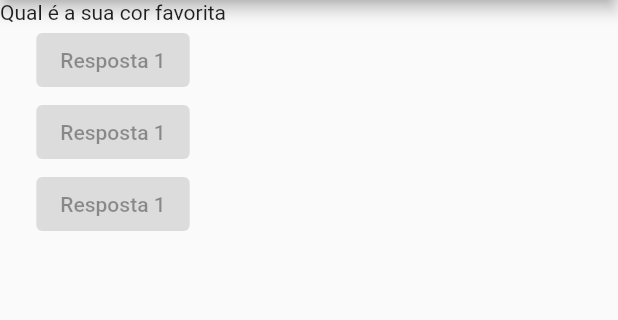
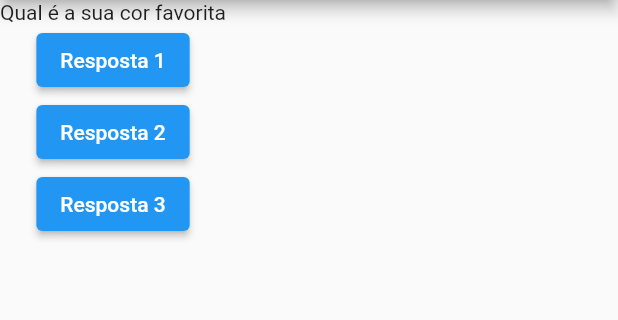
Before and after one commit to JeanCamargoReal/perguntas, a Flutter app: the screen it shows after launch, on a phone screen of 412 x 824 dp, the part 84-404 px from its top. Run offline on Flutter 3.47's test engine with Material 2 defaults, Android fonts, the phone set to English and light mode, and no system bars.

Commit message:
Funções anonimas

```diff
--- a/lib/main.dart
+++ b/lib/main.dart
@@ -3,6 +3,11 @@ import 'package:flutter/material.dart';
 main() => runApp(PerguntaApp());
 
 class PerguntaApp extends StatelessWidget {
+
+  void responder() {
+    print('Pergunta respondida!');
+  }
+
   @override
   Widget build(BuildContext context) {
     final List <String> perguntas = [
@@ -18,10 +23,17 @@ class PerguntaApp extends StatelessWidget {
         body: Column(
           children: <Widget> [
             Text(perguntas[0]),
-            const ElevatedButton(onPressed: null, child: Text('Resposta 1')),
-            const ElevatedButton(onPressed: null, child: Text('Resposta 1')),
-            const ElevatedButton(onPressed: null, child: Text('Resposta 1'))
-
+            ElevatedButton(onPressed: responder, child: const Text('Resposta 1')),
+            ElevatedButton(
+                onPressed: () {
+                  print('Resposta 2 foi selecionada');
+                },
+                child: const Text('Resposta 2')
+            ),
+            ElevatedButton(
+                onPressed: () => print('Resposta 3'),
+                child: const Text('Resposta 3')
+            )
           ],
         ),
       ),
```
